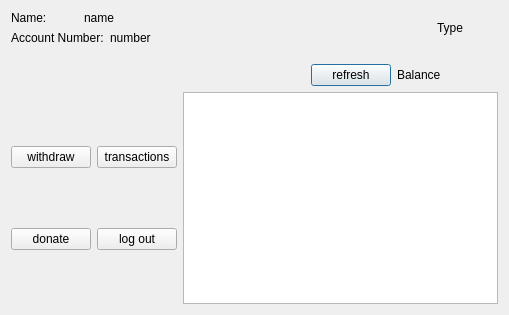
The window that bankautomat/mainmenu.ui (bank-2022/group11) describes before a commit, drawn with Qt 5.
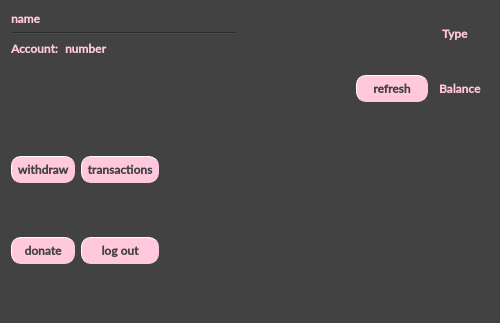
The same window after the commit.

```diff
--- a/bankautomat/mainmenu.ui
+++ b/bankautomat/mainmenu.ui
@@ -6,89 +6,332 @@
    <rect>
     <x>0</x>
     <y>0</y>
-    <width>509</width>
-    <height>315</height>
+    <width>500</width>
+    <height>323</height>
    </rect>
   </property>
+  <property name="palette">
+   <palette>
+    <active>
+     <colorrole role="WindowText">
+      <brush brushstyle="SolidPattern">
+       <color alpha="255">
+        <red>249</red>
+        <green>181</green>
+        <blue>172</blue>
+       </color>
+      </brush>
+     </colorrole>
+     <colorrole role="Button">
+      <brush brushstyle="SolidPattern">
+       <color alpha="255">
+        <red>66</red>
+        <green>66</green>
+        <blue>66</blue>
+       </color>
+      </brush>
+     </colorrole>
+     <colorrole role="Base">
+      <brush brushstyle="SolidPattern">
+       <color alpha="255">
+        <red>66</red>
+        <green>66</green>
+        <blue>66</blue>
+       </color>
+      </brush>
+     </colorrole>
+     <colorrole role="Window">
+      <brush brushstyle="SolidPattern">
+       <color alpha="255">
+        <red>66</red>
+        <green>66</green>
+        <blue>66</blue>
+       </color>
+      </brush>
+     </colorrole>
+     <colorrole role="Highlight">
+      <brush brushstyle="SolidPattern">
+       <color alpha="255">
+        <red>249</red>
+        <green>181</green>
+        <blue>172</blue>
+       </color>
+      </brush>
+     </colorrole>
+     <colorrole role="Link">
+      <brush brushstyle="SolidPattern">
+       <color alpha="255">
+        <red>249</red>
+        <green>181</green>
+        <blue>172</blue>
+       </color>
+      </brush>
+     </colorrole>
+    </active>
+    <inactive>
+     <colorrole role="WindowText">
+      <brush brushstyle="SolidPattern">
+       <color alpha="255">
+        <red>0</red>
+        <green>0</green>
+        <blue>0</blue>
+       </color>
+      </brush>
+     </colorrole>
+     <colorrole role="Button">
+      <brush brushstyle="SolidPattern">
+       <color alpha="255">
+        <red>66</red>
+        <green>66</green>
+        <blue>66</blue>
+       </color>
+      </brush>
+     </colorrole>
+     <colorrole role="Base">
+      <brush brushstyle="SolidPattern">
+       <color alpha="255">
+        <red>66</red>
+        <green>66</green>
+        <blue>66</blue>
+       </color>
+      </brush>
+     </colorrole>
+     <colorrole role="Window">
+      <brush brushstyle="SolidPattern">
+       <color alpha="255">
+        <red>66</red>
+        <green>66</green>
+        <blue>66</blue>
+       </color>
+      </brush>
+     </colorrole>
+     <colorrole role="Highlight">
+      <brush brushstyle="SolidPattern">
+       <color alpha="255">
+        <red>240</red>
+        <green>240</green>
+        <blue>240</blue>
+       </color>
+      </brush>
+     </colorrole>
+     <colorrole role="Link">
+      <brush brushstyle="SolidPattern">
+       <color alpha="255">
+        <red>0</red>
+        <green>0</green>
+        <blue>255</blue>
+       </color>
+      </brush>
+     </colorrole>
+    </inactive>
+    <disabled>
+     <colorrole role="WindowText">
+      <brush brushstyle="SolidPattern">
+       <color alpha="255">
+        <red>120</red>
+        <green>120</green>
+        <blue>120</blue>
+       </color>
+      </brush>
+     </colorrole>
+     <colorrole role="Button">
+      <brush brushstyle="SolidPattern">
+       <color alpha="255">
+        <red>66</red>
+        <green>66</green>
+        <blue>66</blue>
+       </color>
+      </brush>
+     </colorrole>
+     <colorrole role="Base">
+      <brush brushstyle="SolidPattern">
+       <color alpha="255">
+        <red>66</red>
+        <green>66</green>
+        <blue>66</blue>
+       </color>
+      </brush>
+     </colorrole>
+     <colorrole role="Window">
+      <brush brushstyle="SolidPattern">
+       <color alpha="255">
+        <red>66</red>
+        <green>66</green>
+        <blue>66</blue>
+       </color>
+      </brush>
+     </colorrole>
+     <colorrole role="Highlight">
+      <brush brushstyle="SolidPattern">
+       <color alpha="255">
+        <red>0</red>
+        <green>120</green>
+        <blue>215</blue>
+       </color>
+      </brush>
+     </colorrole>
+     <colorrole role="Link">
+      <brush brushstyle="SolidPattern">
+       <color alpha="255">
+        <red>0</red>
+        <green>0</green>
+        <blue>255</blue>
+       </color>
+      </brush>
+     </colorrole>
+    </disabled>
+   </palette>
+  </property>
+  <property name="font">
+   <font>
+    <family>Lato Semibold</family>
+    <pointsize>9</pointsize>
+    <weight>75</weight>
+    <bold>true</bold>
+   </font>
+  </property>
+  <property name="cursor">
+   <cursorShape>ArrowCursor</cursorShape>
+  </property>
   <property name="windowTitle">
    <string>Dialog</string>
   </property>
-  <layout class="QGridLayout" name="gridLayout_3">
+  <property name="styleSheet">
+   <string notr="true">background-color:rgb(66, 66, 66);</string>
+  </property>
+  <layout class="QGridLayout" name="gridLayout_4">
    <item row="0" column="0">
-    <layout class="QGridLayout" name="gridLayout_2">
-     <item row="0" column="0">
-      <layout class="QVBoxLayout" name="verticalLayout_2">
+    <layout class="QVBoxLayout" name="verticalLayout_3">
+     <item>
+      <layout class="QHBoxLayout" name="horizontalLayout_3">
        <item>
-        <layout class="QHBoxLayout" name="horizontalLayout_3">
+        <layout class="QVBoxLayout" name="verticalLayout_2">
          <item>
-          <layout class="QVBoxLayout" name="verticalLayout">
-           <item>
-            <layout class="QHBoxLayout" name="horizontalLayout">
-             <item>
-              <widget class="QLabel" name="label">
-               <property name="text">
-                <string>Name:</string>
-               </property>
-              </widget>
-             </item>
-             <item>
-              <widget class="QLabel" name="nameLabel">
-               <property name="text">
-                <string>name</string>
-               </property>
-              </widget>
-             </item>
-            </layout>
-           </item>
-           <item>
-            <layout class="QHBoxLayout" name="horizontalLayout_2">
-             <item>
-              <widget class="QLabel" name="label_2">
-               <property name="text">
-                <string>Account Number:</string>
-               </property>
-              </widget>
-             </item>
-             <item>
-              <widget class="QLabel" name="accountNumberLabel">
-               <property name="text">
-                <string>number</string>
-               </property>
-              </widget>
-             </item>
-            </layout>
+          <layout class="QGridLayout" name="gridLayout_3">
+           <item row="0" column="0">
+            <widget class="QLabel" name="nameLabel">
+             <property name="sizePolicy">
+              <sizepolicy hsizetype="Expanding" vsizetype="Fixed">
+               <horstretch>0</horstretch>
+               <verstretch>0</verstretch>
+              </sizepolicy>
+             </property>
+             <property name="styleSheet">
+              <string notr="true">color: rgb(255, 200, 221);
+font: 63 10pt &quot;Lato Semibold&quot;;</string>
+             </property>
+             <property name="text">
+              <string>name</string>
+             </property>
+            </widget>
            </item>
           </layout>
          </item>
          <item>
-          <spacer name="horizontalSpacer_2">
+          <widget class="Line" name="line">
+           <property name="sizePolicy">
+            <sizepolicy hsizetype="Expanding" vsizetype="Fixed">
+             <horstretch>0</horstretch>
+             <verstretch>0</verstretch>
+            </sizepolicy>
+           </property>
+           <property name="styleSheet">
+            <string notr="true">color: rgb(249, 181, 172)</string>
+           </property>
            <property name="orientation">
             <enum>Qt::Horizontal</enum>
            </property>
-           <property name="sizeType">
-            <enum>QSizePolicy::Fixed</enum>
-           </property>
-           <property name="sizeHint" stdset="0">
-            <size>
-             <width>280</width>
-             <height>20</height>
-            </size>
-           </property>
-          </spacer>
-         </item>
-         <item>
-          <widget class="QLabel" name="typeLabel">
-           <property name="text">
-            <string>Type</string>
-           </property>
           </widget>
          </item>
+         <item>
+          <layout class="QGridLayout" name="gridLayout_2">
+           <item row="0" column="0">
+            <widget class="QLabel" name="label_2">
+             <property name="sizePolicy">
+              <sizepolicy hsizetype="Fixed" vsizetype="Fixed">
+               <horstretch>0</horstretch>
+               <verstretch>0</verstretch>
+              </sizepolicy>
+             </property>
+             <property name="styleSheet">
+              <string notr="true">color: rgb(255, 200, 221);
+font: 63 10pt &quot;Lato Semibold&quot;;</string>
+             </property>
+             <property name="text">
+              <string>Account:</string>
+             </property>
+            </widget>
+           </item>
+           <item row="0" column="1">
+            <widget class="QLabel" name="accountNumberLabel">
+             <property name="sizePolicy">
+              <sizepolicy hsizetype="Expanding" vsizetype="Preferred">
+               <horstretch>0</horstretch>
+               <verstretch>0</verstretch>
+              </sizepolicy>
+             </property>
+             <property name="styleSheet">
+              <string notr="true">color: rgb(255, 200, 221);
+font: 63 10pt &quot;Lato Semibold&quot;;</string>
+             </property>
+             <property name="text">
+              <string>number</string>
+             </property>
+            </widget>
+           </item>
+          </layout>
+         </item>
         </layout>
        </item>
        <item>
-        <spacer name="verticalSpacer">
+        <spacer name="horizontalSpacer_2">
          <property name="orientation">
-          <enum>Qt::Vertical</enum>
+          <enum>Qt::Horizontal</enum>
+         </property>
+         <property name="sizeType">
+          <enum>QSizePolicy::Fixed</enum>
+         </property>
+         <property name="sizeHint" stdset="0">
+          <size>
+           <width>200</width>
+           <height>20</height>
+          </size>
+         </property>
+        </spacer>
+       </item>
+       <item>
+        <widget class="QLabel" name="typeLabel">
+         <property name="sizePolicy">
+          <sizepolicy hsizetype="Fixed" vsizetype="Fixed">
+           <horstretch>0</horstretch>
+           <verstretch>0</verstretch>
+          </sizepolicy>
+         </property>
+         <property name="minimumSize">
+          <size>
+           <width>0</width>
+           <height>0</height>
+          </size>
+         </property>
+         <property name="baseSize">
+          <size>
+           <width>0</width>
+           <height>0</height>
+          </size>
+         </property>
+         <property name="styleSheet">
+          <string notr="true">color: rgb(255, 200, 221);
+font: 63 10pt &quot;Lato Semibold&quot;;</string>
+         </property>
+         <property name="text">
+          <string>Type</string>
+         </property>
+        </widget>
+       </item>
+       <item>
+        <spacer name="horizontalSpacer_3">
+         <property name="orientation">
+          <enum>Qt::Horizontal</enum>
          </property>
          <property name="sizeType">
           <enum>QSizePolicy::Fixed</enum>
@@ -96,13 +339,33 @@
          <property name="sizeHint" stdset="0">
           <size>
            <width>20</width>
-           <height>13</height>
+           <height>20</height>
           </size>
          </property>
         </spacer>
        </item>
+      </layout>
+     </item>
+     <item>
+      <spacer name="verticalSpacer">
+       <property name="orientation">
+        <enum>Qt::Vertical</enum>
+       </property>
+       <property name="sizeType">
+        <enum>QSizePolicy::Fixed</enum>
+       </property>
+       <property name="sizeHint" stdset="0">
+        <size>
+         <width>20</width>
+         <height>13</height>
+        </size>
+       </property>
+      </spacer>
+     </item>
+     <item>
+      <layout class="QVBoxLayout" name="verticalLayout">
        <item>
-        <layout class="QHBoxLayout" name="horizontalLayout_4">
+        <layout class="QHBoxLayout" name="horizontalLayout_2">
          <item>
           <spacer name="horizontalSpacer">
            <property name="orientation">
@@ -113,7 +376,7 @@
            </property>
            <property name="sizeHint" stdset="0">
             <size>
-             <width>300</width>
+             <width>340</width>
              <height>20</height>
             </size>
            </property>
@@ -127,12 +390,259 @@
              <verstretch>0</verstretch>
             </sizepolicy>
            </property>
+           <property name="minimumSize">
+            <size>
+             <width>72</width>
+             <height>0</height>
+            </size>
+           </property>
            <property name="baseSize">
             <size>
              <width>0</width>
              <height>0</height>
             </size>
            </property>
+           <property name="palette">
+            <palette>
+             <active>
+              <colorrole role="WindowText">
+               <brush brushstyle="SolidPattern">
+                <color alpha="255">
+                 <red>66</red>
+                 <green>66</green>
+                 <blue>66</blue>
+                </color>
+               </brush>
+              </colorrole>
+              <colorrole role="Button">
+               <brush brushstyle="SolidPattern">
+                <color alpha="255">
+                 <red>255</red>
+                 <green>200</green>
+                 <blue>221</blue>
+                </color>
+               </brush>
+              </colorrole>
+              <colorrole role="Text">
+               <brush brushstyle="SolidPattern">
+                <color alpha="255">
+                 <red>66</red>
+                 <green>66</green>
+                 <blue>66</blue>
+                </color>
+               </brush>
+              </colorrole>
+              <colorrole role="ButtonText">
+               <brush brushstyle="SolidPattern">
+                <color alpha="255">
+                 <red>66</red>
+                 <green>66</green>
+                 <blue>66</blue>
+                </color>
+               </brush>
+              </colorrole>
+              <colorrole role="Base">
+               <brush brushstyle="SolidPattern">
+                <color alpha="255">
+                 <red>255</red>
+                 <green>200</green>
+                 <blue>221</blue>
+                </color>
+               </brush>
+              </colorrole>
+              <colorrole role="Window">
+               <brush brushstyle="SolidPattern">
+                <color alpha="255">
+                 <red>255</red>
+                 <green>200</green>
+                 <blue>221</blue>
+                </color>
+               </brush>
+              </colorrole>
+              <colorrole role="Highlight">
+               <brush brushstyle="SolidPattern">
+                <color alpha="255">
+                 <red>0</red>
+                 <green>0</green>
+                 <blue>0</blue>
+                </color>
+               </brush>
+              </colorrole>
+              <colorrole role="PlaceholderText">
+               <brush brushstyle="NoBrush">
+                <color alpha="128">
+                 <red>66</red>
+                 <green>66</green>
+                 <blue>66</blue>
+                </color>
+               </brush>
+              </colorrole>
+             </active>
+             <inactive>
+              <colorrole role="WindowText">
+               <brush brushstyle="SolidPattern">
+                <color alpha="255">
+                 <red>66</red>
+                 <green>66</green>
+                 <blue>66</blue>
+                </color>
+               </brush>
+              </colorrole>
+              <colorrole role="Button">
+               <brush brushstyle="SolidPattern">
+                <color alpha="255">
+                 <red>255</red>
+                 <green>200</green>
+                 <blue>221</blue>
+                </color>
+               </brush>
+              </colorrole>
+              <colorrole role="Text">
+               <brush brushstyle="SolidPattern">
+                <color alpha="255">
+                 <red>66</red>
+                 <green>66</green>
+                 <blue>66</blue>
+                </color>
+               </brush>
+              </colorrole>
+              <colorrole role="ButtonText">
+               <brush brushstyle="SolidPattern">
+                <color alpha="255">
+                 <red>66</red>
+                 <green>66</green>
+                 <blue>66</blue>
+                </color>
+               </brush>
+              </colorrole>
+              <colorrole role="Base">
+               <brush brushstyle="SolidPattern">
+                <color alpha="255">
+                 <red>255</red>
+                 <green>200</green>
+                 <blue>221</blue>
+                </color>
+               </brush>
+              </colorrole>
+              <colorrole role="Window">
+               <brush brushstyle="SolidPattern">
+                <color alpha="255">
+                 <red>255</red>
+                 <green>200</green>
+                 <blue>221</blue>
+                </color>
+               </brush>
+              </colorrole>
+              <colorrole role="Highlight">
+               <brush brushstyle="SolidPattern">
+                <color alpha="255">
+                 <red>0</red>
+                 <green>0</green>
+                 <blue>0</blue>
+                </color>
+               </brush>
+              </colorrole>
+              <colorrole role="PlaceholderText">
+               <brush brushstyle="NoBrush">
+                <color alpha="128">
+                 <red>66</red>
+                 <green>66</green>
+                 <blue>66</blue>
+                </color>
+               </brush>
+              </colorrole>
+             </inactive>
+             <disabled>
+              <colorrole role="WindowText">
+               <brush brushstyle="SolidPattern">
+                <color alpha="255">
+                 <red>66</red>
+                 <green>66</green>
+                 <blue>66</blue>
+                </color>
+               </brush>
+              </colorrole>
+              <colorrole role="Button">
+               <brush brushstyle="SolidPattern">
+                <color alpha="255">
+                 <red>255</red>
+                 <green>200</green>
+                 <blue>221</blue>
+                </color>
+               </brush>
+              </colorrole>
+              <colorrole role="Text">
+               <brush brushstyle="SolidPattern">
+                <color alpha="255">
+                 <red>66</red>
+                 <green>66</green>
+                 <blue>66</blue>
+                </color>
+               </brush>
+              </colorrole>
+              <colorrole role="ButtonText">
+               <brush brushstyle="SolidPattern">
+                <color alpha="255">
+                 <red>66</red>
+                 <green>66</green>
+                 <blue>66</blue>
+                </color>
+               </brush>
+              </colorrole>
+              <colorrole role="Base">
+               <brush brushstyle="SolidPattern">
+                <color alpha="255">
+                 <red>255</red>
+                 <green>200</green>
+                 <blue>221</blue>
+                </color>
+               </brush>
+              </colorrole>
+              <colorrole role="Window">
+               <brush brushstyle="SolidPattern">
+                <color alpha="255">
+                 <red>255</red>
+                 <green>200</green>
+                 <blue>221</blue>
+                </color>
+               </brush>
+              </colorrole>
+              <colorrole role="Highlight">
+               <brush brushstyle="SolidPattern">
+                <color alpha="255">
+                 <red>0</red>
+                 <green>0</green>
+                 <blue>0</blue>
+                </color>
+               </brush>
+              </colorrole>
+              <colorrole role="PlaceholderText">
+               <brush brushstyle="NoBrush">
+                <color alpha="128">
+                 <red>66</red>
+                 <green>66</green>
+                 <blue>66</blue>
+                </color>
+               </brush>
+              </colorrole>
+             </disabled>
+            </palette>
+           </property>
+           <property name="cursor">
+            <cursorShape>PointingHandCursor</cursorShape>
+           </property>
+           <property name="styleSheet">
+            <string notr="true">font: 63 9pt &quot;Lato Semibold&quot;;
+color: rgb(66, 66, 66);
+background-color:rgb(255, 200, 221);
+
+border-style: outset;
+border-width: 1px;
+border-radius: 10px;
+border-color:rgb(255, 200, 221);
+min-width: 4em;
+padding: 5px;</string>
+           </property>
            <property name="text">
             <string>refresh</string>
            </property>
@@ -140,6 +650,16 @@
          </item>
          <item>
           <widget class="QLabel" name="balanceLabel">
+           <property name="sizePolicy">
+            <sizepolicy hsizetype="Fixed" vsizetype="Fixed">
+             <horstretch>0</horstretch>
+             <verstretch>0</verstretch>
+            </sizepolicy>
+           </property>
+           <property name="styleSheet">
+            <string notr="true">color: rgb(255, 200, 221);
+font: 63 10pt &quot;Lato Semibold&quot;;</string>
+           </property>
            <property name="text">
             <string>Balance</string>
            </property>
@@ -147,45 +667,111 @@
          </item>
         </layout>
        </item>
-      </layout>
-     </item>
-     <item row="1" column="0">
-      <layout class="QHBoxLayout" name="horizontalLayout_5">
        <item>
-        <layout class="QGridLayout" name="gridLayout">
-         <item row="0" column="0">
-          <widget class="QPushButton" name="withdrawButton">
-           <property name="text">
-            <string>withdraw</string>
-           </property>
-          </widget>
+        <layout class="QHBoxLayout" name="horizontalLayout">
+         <item>
+          <layout class="QGridLayout" name="gridLayout">
+           <item row="0" column="0">
+            <widget class="QPushButton" name="withdrawButton">
+             <property name="cursor">
+              <cursorShape>PointingHandCursor</cursorShape>
+             </property>
+             <property name="styleSheet">
+              <string notr="true">font: 63 9pt &quot;Lato Semibold&quot;;
+color: rgb(66, 66, 66);
+background-color:rgb(255, 200, 221);
+
+border-style: outset;
+border-width: 1px;
+border-radius: 10px;
+border-color:rgb(255, 200, 221);
+min-width: 4em;
+padding: 5px;</string>
+             </property>
+             <property name="text">
+              <string>withdraw</string>
+             </property>
+            </widget>
+           </item>
+           <item row="0" column="1">
+            <widget class="QPushButton" name="transactionsButton">
+             <property name="cursor">
+              <cursorShape>PointingHandCursor</cursorShape>
+             </property>
+             <property name="styleSheet">
+              <string notr="true">font: 63 9pt &quot;Lato Semibold&quot;;
+color: rgb(66, 66, 66);
+background-color:rgb(255, 200, 221);
+
+border-style: outset;
+border-width: 1px;
+border-radius: 10px;
+border-color:rgb(255, 200, 221);
+min-width: 4em;
+padding: 5px;</string>
+             </property>
+             <property name="text">
+              <string>transactions</string>
+             </property>
+            </widget>
+           </item>
+           <item row="1" column="0">
+            <widget class="QPushButton" name="donateButton">
+             <property name="cursor">
+              <cursorShape>PointingHandCursor</cursorShape>
+             </property>
+             <property name="styleSheet">
+              <string notr="true">font: 63 9pt &quot;Lato Semibold&quot;;
+color: rgb(66, 66, 66);
+background-color:rgb(255, 200, 221);
+
+border-style: outset;
+border-width: 1px;
+border-radius: 10px;
+border-color:rgb(255, 200, 221);
+min-width: 4em;
+padding: 5px;</string>
+             </property>
+             <property name="text">
+              <string>donate</string>
+             </property>
+            </widget>
+           </item>
+           <item row="1" column="1">
+            <widget class="QPushButton" name="logOutButton">
+             <property name="cursor">
+              <cursorShape>PointingHandCursor</cursorShape>
+             </property>
+             <property name="styleSheet">
+              <string notr="true">font: 63 9pt &quot;Lato Semibold&quot;;
+color: rgb(66, 66, 66);
+background-color:rgb(255, 200, 221);
+
+border-style: outset;
+border-width: 1px;
+border-radius: 10px;
+border-color:rgb(255, 200, 221);
+min-width: 4em;
+padding: 5px;</string>
+             </property>
+             <property name="text">
+              <string>log out</string>
+             </property>
+            </widget>
+           </item>
+          </layout>
          </item>
-         <item row="0" column="1">
-          <widget class="QPushButton" name="transactionsButton">
-           <property name="text">
-            <string>transactions</string>
-           </property>
-          </widget>
-         </item>
-         <item row="1" column="0">
-          <widget class="QPushButton" name="donateButton">
-           <property name="text">
-            <string>donate</string>
-           </property>
-          </widget>
-         </item>
-         <item row="1" column="1">
-          <widget class="QPushButton" name="logOutButton">
-           <property name="text">
-            <string>log out</string>
+         <item>
+          <widget class="QTableView" name="fiveTransactionsTableView">
+           <property name="styleSheet">
+            <string notr="true">color: rgb(255, 200, 221);
+font: 63 8pt &quot;Lato Semibold&quot;;
+border: 2px rgb(76, 76, 76);</string>
            </property>
           </widget>
          </item>
         </layout>
        </item>
-       <item>
-        <widget class="QTableView" name="fiveTransactionsTableView"/>
-       </item>
       </layout>
      </item>
     </layout>
```
